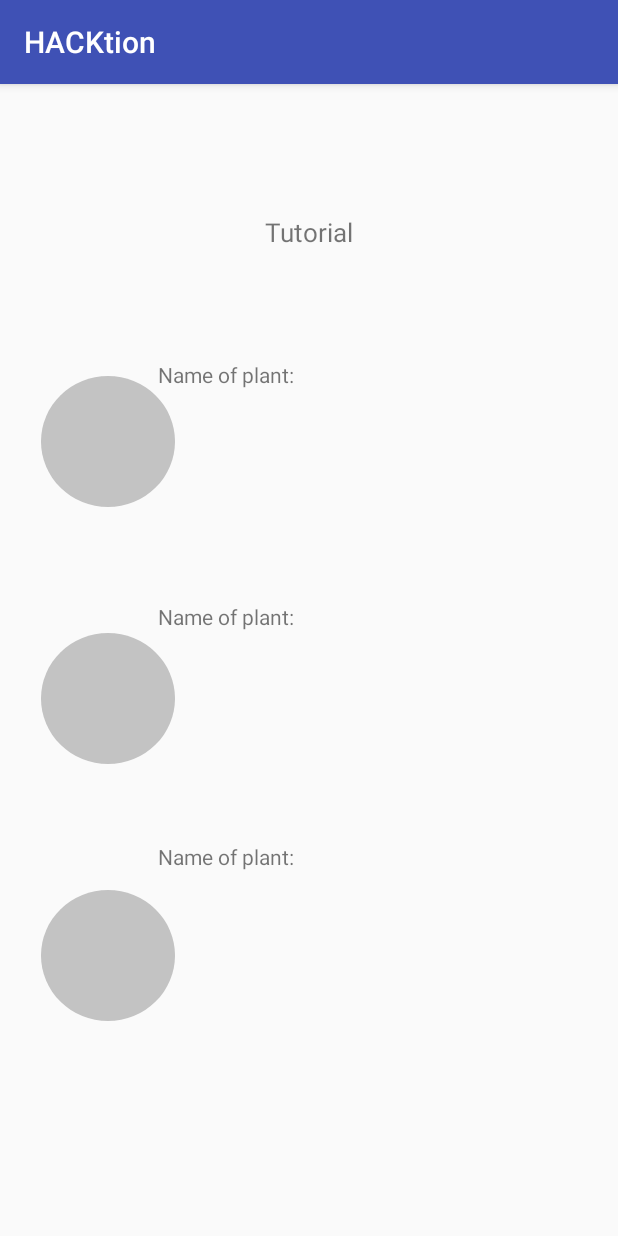
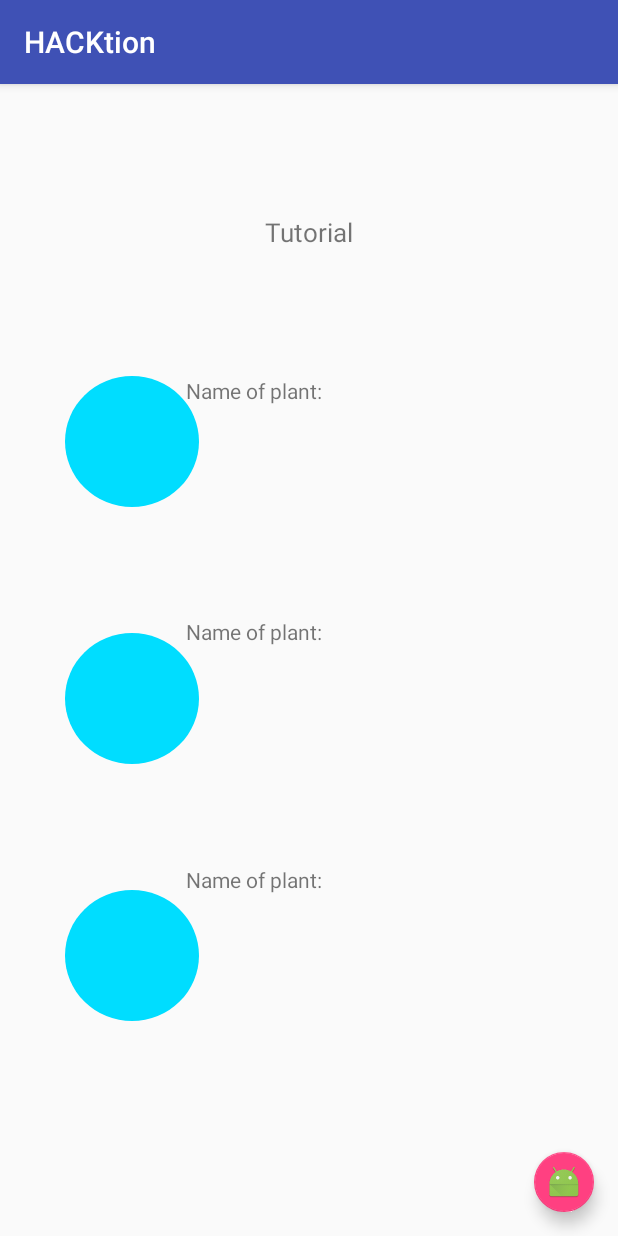
Before and after one commit to brianfu/TeamCSSS-Enactus, an Android app: the tutorialPage screen opened directly, with no data from a screen before it, on a phone screen of 412 x 824 dp. Run offline under Robolectric (Android 15) with nearby library versions, the light colour scheme and no system bars.

Commit message:
Final version! DONE

```diff
--- a/HACKtion/app/src/main/java/com/example/jryzkns/hacktion/MainActivity.java
+++ b/HACKtion/app/src/main/java/com/example/jryzkns/hacktion/MainActivity.java
@@ -19,8 +19,8 @@ public class MainActivity extends AppCompatActivity {
         Intent intent=new Intent(this, profile.class);
         startActivity(intent);
     }
-    public void tutorialButton(View homePage){
-        Intent intent=new Intent(this, homePage.class);
+    public void tutorialButton(View tutorialPage){
+        Intent intent=new Intent(this, tutorialPage.class);
         startActivity(intent);
     }
     public void browseButton(View browsePage){
--- a/HACKtion/app/src/main/res/drawable/button_bg_round.xml
+++ b/HACKtion/app/src/main/res/drawable/button_bg_round.xml
@@ -2,12 +2,12 @@
 <selector xmlns:android="http://schemas.android.com/apk/res/android">
     <item android:state_pressed="false">
         <shape android:shape="oval">
-            <solid android:color="#5555"/>
+            <solid android:color="@android:color/holo_blue_bright"/>
         </shape>
     </item>
     <item android:state_pressed="true">
         <shape android:shape="oval">
-            <solid android:color="#5555"/>
+            <solid android:color="@android:color/white"/>
         </shape>
     </item>
 </selector>
--- a/HACKtion/app/src/main/res/layout/activity_tutorial_page.xml
+++ b/HACKtion/app/src/main/res/layout/activity_tutorial_page.xml
@@ -12,7 +12,7 @@
         android:layout_height="87dp"
         android:layout_marginBottom="8dp"
         android:layout_marginLeft="8dp"
-        android:layout_marginRight="295dp"
+        android:layout_marginRight="279dp"
         android:layout_marginTop="8dp"
         app:layout_constraintBottom_toBottomOf="parent"
         app:layout_constraintHorizontal_bias="0.0"
@@ -29,7 +29,7 @@
         android:layout_height="87dp"
         android:layout_marginBottom="8dp"
         android:layout_marginLeft="8dp"
-        android:layout_marginRight="295dp"
+        android:layout_marginRight="279dp"
         android:layout_marginTop="8dp"
         app:layout_constraintBottom_toBottomOf="parent"
         app:layout_constraintHorizontal_bias="0.0"
@@ -46,7 +46,7 @@
         android:layout_height="87dp"
         android:layout_marginBottom="8dp"
         android:layout_marginLeft="8dp"
-        android:layout_marginRight="295dp"
+        android:layout_marginRight="279dp"
         android:layout_marginTop="8dp"
         app:layout_constraintBottom_toBottomOf="parent"
         app:layout_constraintHorizontal_bias="0.0"
@@ -94,12 +94,12 @@
         android:layout_width="360dp"
         android:layout_height="88dp"
         android:layout_marginBottom="8dp"
-        android:layout_marginLeft="0dp"
+        android:layout_marginLeft="8dp"
         android:layout_marginTop="87dp"
         android:background="@android:color/transparent"
         android:onClick="sex"
         app:layout_constraintBottom_toBottomOf="parent"
-        app:layout_constraintHorizontal_bias="0.0"
+        app:layout_constraintHorizontal_bias="0.25"
         app:layout_constraintLeft_toLeftOf="parent"
         app:layout_constraintRight_toRightOf="parent"
         app:layout_constraintTop_toTopOf="parent"
@@ -115,11 +115,11 @@
         android:layout_marginTop="8dp"
         android:text="Name of plant:"
         app:layout_constraintBottom_toBottomOf="parent"
-        app:layout_constraintHorizontal_bias="0.318"
+        app:layout_constraintHorizontal_bias="0.38"
         app:layout_constraintLeft_toLeftOf="parent"
         app:layout_constraintRight_toRightOf="parent"
         app:layout_constraintTop_toTopOf="parent"
-        app:layout_constraintVertical_bias="0.679" />
+        app:layout_constraintVertical_bias="0.7" />
 
     <TextView
         android:id="@+id/textView21"
@@ -131,11 +131,11 @@
         android:layout_marginTop="8dp"
         android:text="Name of plant:"
         app:layout_constraintBottom_toBottomOf="parent"
-        app:layout_constraintHorizontal_bias="0.318"
+        app:layout_constraintHorizontal_bias="0.38"
         app:layout_constraintLeft_toLeftOf="parent"
         app:layout_constraintRight_toRightOf="parent"
         app:layout_constraintTop_toTopOf="parent"
-        app:layout_constraintVertical_bias="0.24" />
+        app:layout_constraintVertical_bias="0.255" />
 
     <TextView
         android:layout_width="wrap_content"
@@ -164,7 +164,19 @@
         app:layout_constraintLeft_toLeftOf="parent"
         app:layout_constraintTop_toTopOf="parent"
         android:layout_marginTop="8dp"
-        app:layout_constraintHorizontal_bias="0.318"
-        app:layout_constraintVertical_bias="0.46" />
+        app:layout_constraintHorizontal_bias="0.38"
+        app:layout_constraintVertical_bias="0.474" />
+
+    <android.support.design.widget.FloatingActionButton
+        android:id="@+id/floatingActionButton"
+        android:layout_width="wrap_content"
+        android:layout_height="wrap_content"
+        android:layout_marginBottom="16dp"
+        android:layout_marginRight="16dp"
+        android:clickable="true"
+        app:fabSize="mini"
+        app:layout_constraintBottom_toBottomOf="parent"
+        app:layout_constraintRight_toRightOf="parent"
+        app:srcCompat="@mipmap/ic_launcher" />
 
 </android.support.constraint.ConstraintLayout>
```
Also changed, not shown: HACKtion/app/src/main/res/layout/activity_profile.xml (+11 -10 lines), HACKtion/app/src/main/res/layout/content_main.xml (+16 -4 lines), 1 other file.
